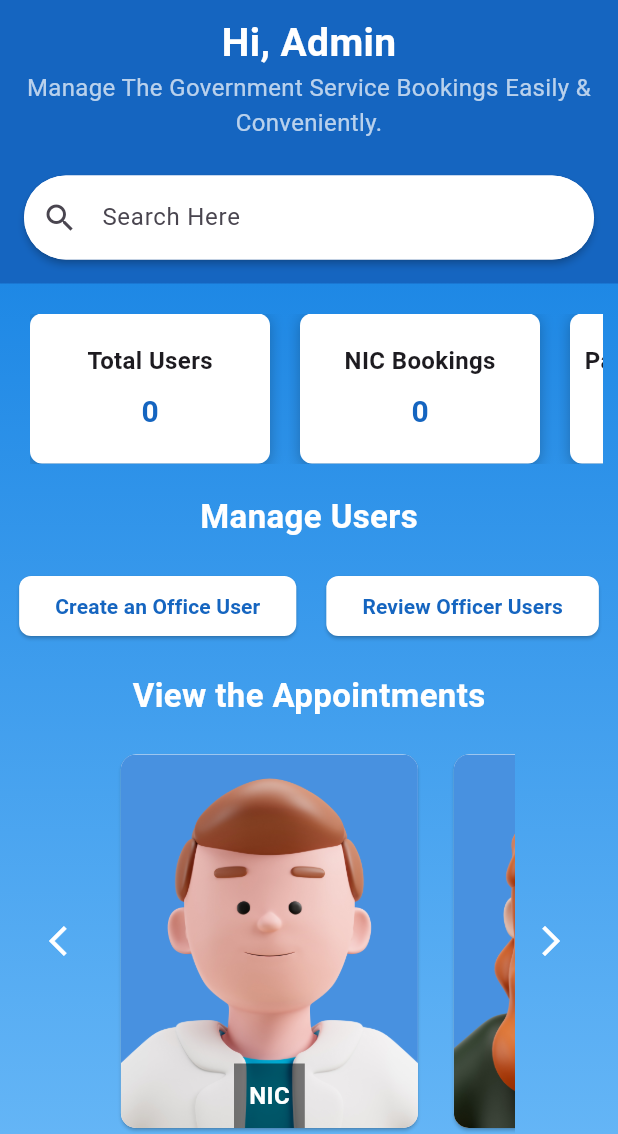
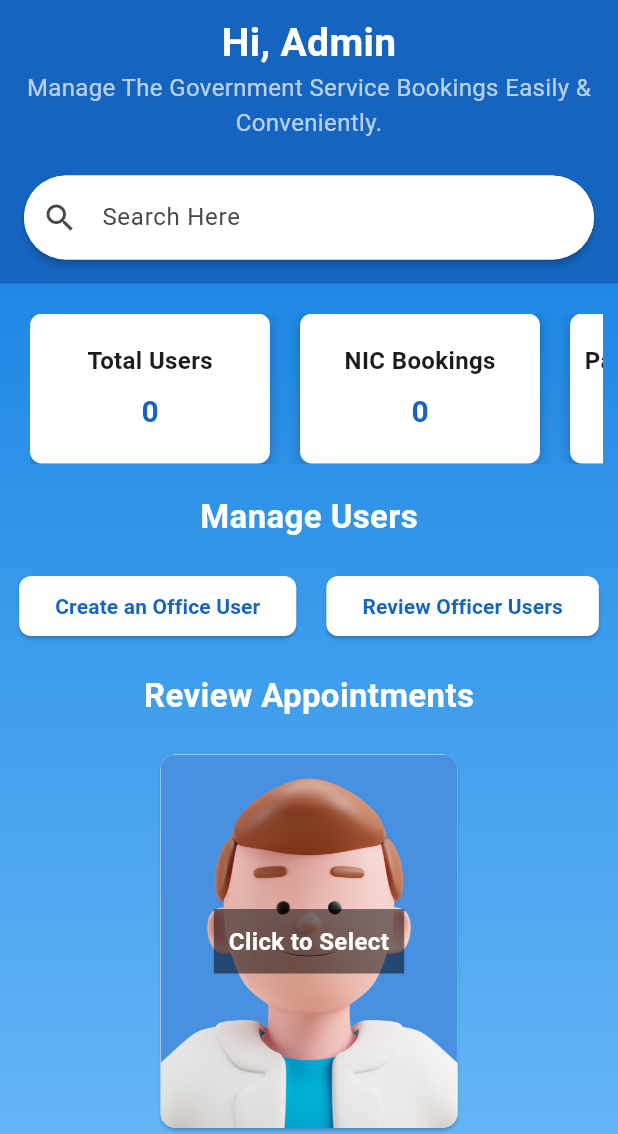
Before and after one commit to methjaya/appointmentLK_Sahansa, a Flutter app: the screen it shows once a user with an empty profile is signed in, on a phone screen of 412 x 824 dp, the part 102-1236 px from its top. Run offline on Flutter 3.47's test engine with Material 3 defaults, Android fonts, the phone set to English and light mode, and no system bars; our stand-ins replace cloud_firestore, firebase_auth, firebase_core; accounts and stored records are empty.

Commit message:
removed other 3 cards in admin home

```diff
--- a/lib/screens/Admin/AdminHomeScreen.dart
+++ b/lib/screens/Admin/AdminHomeScreen.dart
@@ -1,6 +1,5 @@
 import 'package:AppointmentsbySahansa/screens/Admin/AdminCreateOfficer.dart';
 import 'package:AppointmentsbySahansa/screens/Admin/AdminNICScreen.dart';
-import 'package:AppointmentsbySahansa/screens/Admin/AdminOnGoingScreen.dart';
 import 'package:AppointmentsbySahansa/screens/Admin/AdminOnGoingScreen.dart';
 import 'package:AppointmentsbySahansa/screens/Admin/ReviewOfficerUserScreen.dart';
 import 'package:AppointmentsbySahansa/screens/ProfileScreen.dart';
@@ -10,12 +9,10 @@ import 'package:flutter/material.dart';
 import 'package:AppointmentsbySahansa/firebase_options.dart';
 import 'package:AppointmentsbySahansa/main.dart';
 import 'package:AppointmentsbySahansa/screens/Instructions/LicenseInstructions.dart';
-
 import 'package:AppointmentsbySahansa/screens/Instructions/PassportInstructions.dart';
 import 'package:AppointmentsbySahansa/screens/Instructions/PensionInstructions.dart';
 import 'package:AppointmentsbySahansa/screens/WelcomeScreen.dart';
 import 'package:AppointmentsbySahansa/screens/loginScreen.dart';
-
 import 'package:cloud_firestore/cloud_firestore.dart';
 
 Future<void> main() async {
@@ -94,7 +91,7 @@ class _AdminHomeScreen extends State<AdminHomeScreen> {
                     DashboardSection(),
                     ManageUsersSection(),
                     AppointmentTitleSection(),
-                    MakeAppointmentSection(filteredServices: filteredServices),
+                    MakeAppointmentSection(),
                   ],
                 ),
               ),
@@ -432,7 +429,7 @@ class AppointmentTitleSection extends StatelessWidget {
     return Padding(
       padding: const EdgeInsets.symmetric(vertical: 20.0),
       child: Text(
-        'View the Appointments',
+        'Review Appointments',
         style: TextStyle(
           color: Colors.white,
           fontWeight: FontWeight.bold,
@@ -444,62 +441,28 @@ class AppointmentTitleSection extends StatelessWidget {
 }
 
 class MakeAppointmentSection extends StatelessWidget {
-  final List<Map<String, dynamic>> filteredServices;
-
-  const MakeAppointmentSection({Key? key, required this.filteredServices})
-      : super(key: key);
-
   @override
   Widget build(BuildContext context) {
     double screenWidth = MediaQuery.of(context).size.width;
     double cardSize = screenWidth > 800 ? screenWidth * 0.3 : screenWidth * 0.5;
     double maxWidth = screenWidth * 0.9;
-    final ScrollController scrollController = ScrollController();
 
     return Expanded(
       child: Center(
         child: Container(
           constraints: BoxConstraints(maxWidth: maxWidth),
           child: Row(
-            mainAxisAlignment: MainAxisAlignment.spaceBetween,
+            mainAxisAlignment:
+                MainAxisAlignment.center, // Align card in the center
             children: [
-              IconButton(
-                icon: Icon(Icons.arrow_back_ios, color: Colors.white),
-                onPressed: () {
-                  scrollController.animateTo(
-                    scrollController.offset - cardSize,
-                    curve: Curves.easeInOut,
-                    duration: Duration(milliseconds: 300),
-                  );
-                },
-              ),
-              Expanded(
-                child: ListView.builder(
-                  controller: scrollController,
-                  scrollDirection: Axis.horizontal,
-                  itemCount: filteredServices.length,
-                  itemBuilder: (BuildContext context, int index) {
-                    return GestureDetector(
+              GestureDetector(
+                // Gesture detector to handle the tap on the card,
                 onTap: () {
-                        // Navigation logic based on service type
+                  // Navigate to AdminOngoingScreen when the card is tapped
                   Navigator.push(
                     context,
                     MaterialPageRoute(
-                            builder: (context) {
-                              switch (filteredServices[index]['type']) {
-                                case 'NIC':
-                                  return AdminNICScreen(); // Or NICScreen if it's more appropriate
-                                case 'Passport':
-                                  return PassportInstructions();
-                                case 'License':
-                                  return LicenseInstructions();
-                                case 'Pension':
-                                  return PensionInstructions();
-                                default:
-                                  return AdminNICScreen(); // MENNA METHANA ERROR EKAK ENAWA..ALWAYS YANNEMA ME DEFAULT EKA WTHRI..PASSPORT ANITH EWATA GANNA AMARUI.
-                              }
-                            },
-                          ),
+                        builder: (context) => AdminOngoingScreen()),
                   );
                 },
                 child: Container(
@@ -511,11 +474,11 @@ class MakeAppointmentSection extends StatelessWidget {
                       borderRadius: BorderRadius.circular(10),
                     ),
                     child: Stack(
-                            alignment: Alignment.bottomCenter,
+                      alignment: Alignment.center,
                       children: [
                         Ink.image(
                           image: AssetImage(
-                                    filteredServices[index]['image']),
+                              'assets/nic.jpg'), // Replace with an appropriate image asset
                           fit: BoxFit.cover,
                           height: double.infinity,
                         ),
@@ -523,31 +486,20 @@ class MakeAppointmentSection extends StatelessWidget {
                           padding: EdgeInsets.all(10),
                           color: Colors.black.withOpacity(0.5),
                           child: Text(
-                                  filteredServices[index]['name'],
+                            'Click to Select',
                             style: TextStyle(
                               color: Colors.white,
-                                    fontSize: 16,
+                              fontSize:
+                                  16, // Adjusted font size for better visibility
                               fontWeight: FontWeight.bold,
                             ),
+                            textAlign: TextAlign.center,
                           ),
                         ),
                       ],
                     ),
                   ),
                 ),
-                    );
-                  },
-                ),
-              ),
-              IconButton(
-                icon: Icon(Icons.arrow_forward_ios, color: Colors.white),
-                onPressed: () {
-                  scrollController.animateTo(
-                    scrollController.offset + cardSize,
-                    curve: Curves.easeInOut,
-                    duration: Duration(milliseconds: 300),
-                  );
-                },
               ),
             ],
           ),
```
Lines whose indentation alone changed are shown as unchanged.
